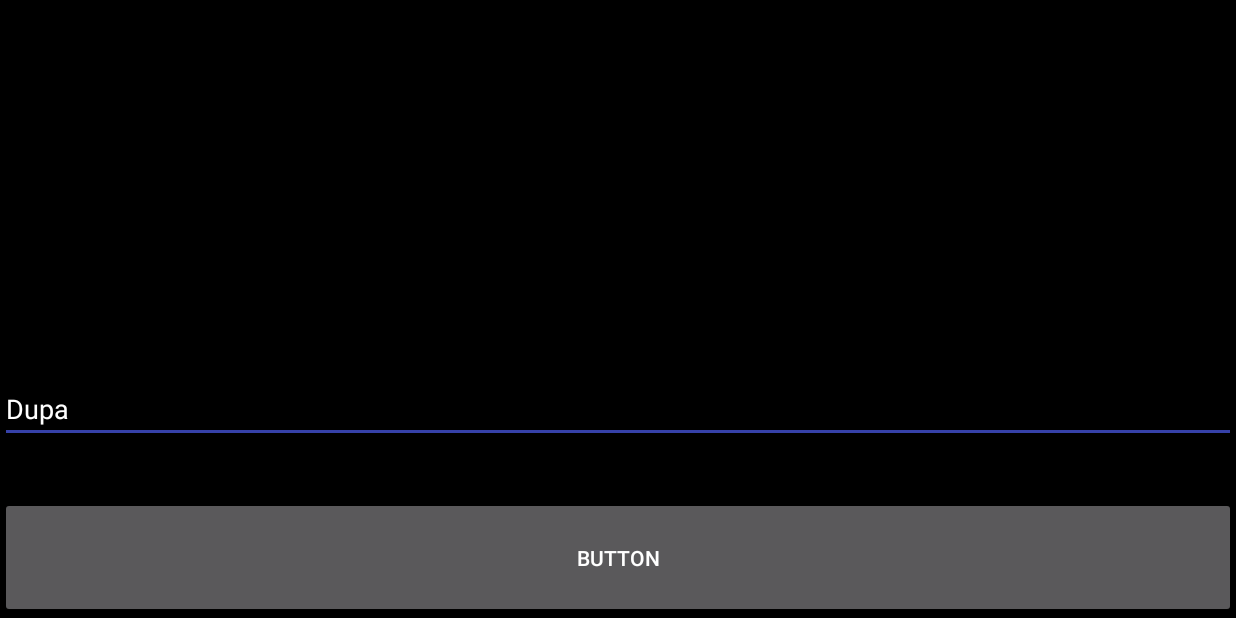
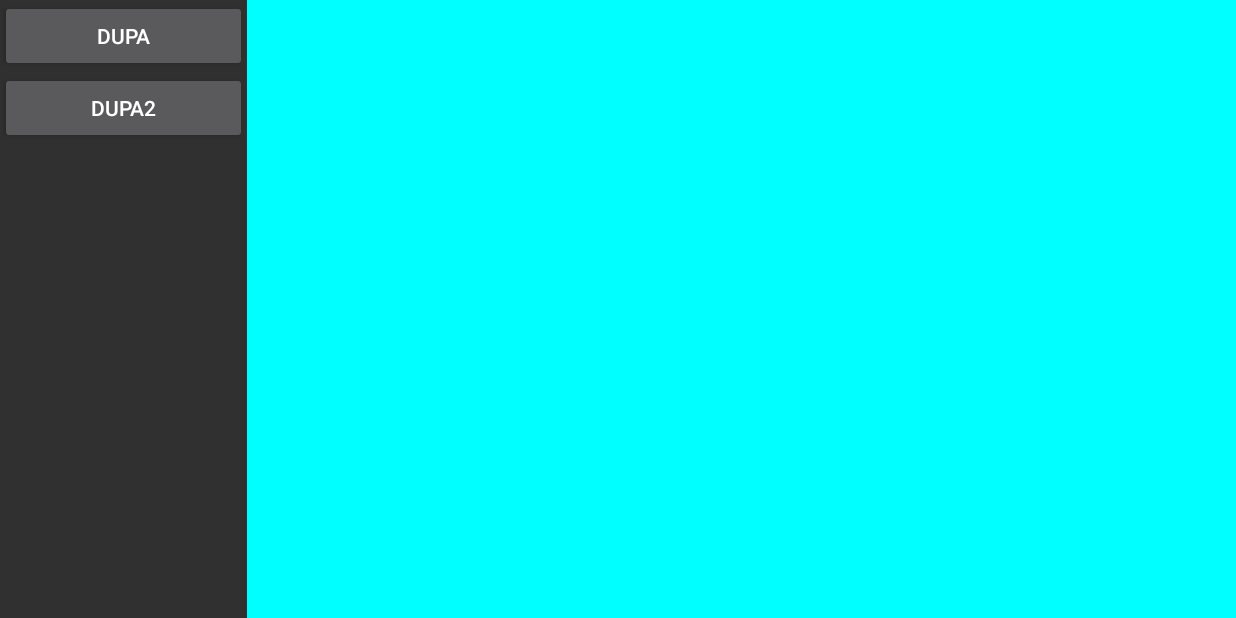
Before and after one commit to igrek51/bluetooth-vehicle-control, an Android app: the screen it shows after launch (MainActivity), on a phone screen of 824 x 412 dp (held sideways). Run offline under Robolectric (Android 15) with nearby library versions, the phone set to English and light mode, and no system bars.

Commit message:
Simplified GUI and application structure

```diff
--- a/app/src/main/AndroidManifest.xml
+++ b/app/src/main/AndroidManifest.xml
@@ -16,7 +16,7 @@
         <activity
             android:name=".MainActivity"
             android:configChanges="orientation|keyboardHidden"
-            android:screenOrientation="landscape">
+            android:screenOrientation="sensorLandscape">
             <intent-filter>
                 <action android:name="android.intent.action.MAIN"/>
                 <category android:name="android.intent.category.LAUNCHER"/>
--- a/app/src/main/java/igrek/projekt4bt/bluetooth/BTAdapter.java
+++ b/app/src/main/java/igrek/projekt4bt/bluetooth/BTAdapter.java
@@ -42,8 +42,8 @@ public class BTAdapter implements IEventObserver {
 		Logs.debug("Bluetooth Adapter init...");
 
 		BluetoothAdapter blueAdapter = BluetoothAdapter.getDefaultAdapter();
-		if (blueAdapter != null) {
-			if (blueAdapter.isEnabled()) {
+		if (blueAdapter != null && blueAdapter.isEnabled()) {
+
 			Set<BluetoothDevice> bondedDevices = blueAdapter.getBondedDevices();
 
 			Logs.info("bonded devices: " + bondedDevices.size());
@@ -68,9 +68,6 @@ public class BTAdapter implements IEventObserver {
 				Logs.error("Failed connecting to device: " + e.getMessage());
 			}
 
-			} else {
-				Logs.error("No appropriate paired devices.");
-			}
 		} else {
 			Logs.error("Bluetooth is disabled.");
 		}
--- a/app/src/main/java/igrek/projekt4bt/graphics/Colors.java
+++ b/app/src/main/java/igrek/projekt4bt/graphics/Colors.java
@@ -2,5 +2,5 @@ package igrek.projekt4bt.graphics;
 
 
 public class Colors {
-	public static final int background = 0x000000;
+	public static final int background = 0x00ffff;
 }
--- a/app/src/main/java/igrek/projekt4bt/graphics/canvas/CanvasGraphics.java
+++ b/app/src/main/java/igrek/projekt4bt/graphics/canvas/CanvasGraphics.java
@@ -3,7 +3,6 @@ package igrek.projekt4bt.graphics.canvas;
 
 import android.content.Context;
 import android.view.MotionEvent;
-import android.view.View;
 
 import igrek.projekt4bt.events.GraphicsInitializedEvent;
 import igrek.projekt4bt.graphics.Colors;
@@ -88,33 +87,6 @@ public class CanvasGraphics extends BaseCanvasGraphics {
 		//		}
 	}
 
-	//	private boolean onScreenClicked(float x, float y) {
-	//
-	//		if (quickMenu.isVisible()) {
-	//
-	//			return quickMenu.onScreenClicked(x, y);
-	//
-	//		} else {
-	//
-	//			Autoscroll autoscroll = AppController.getService(Autoscroll.class);
-	//			if (autoscroll.isRunning()) {
-	//				AppController.sendEvent(new AutoscrollStopUIEvent());
-	//			} else {
-	//
-	//				if (y >= h * GESTURE_AUTOSCROLL_BOTTOM_REGION) {  //kliknięcie na dole ekranu
-	//
-	//					AppController.sendEvent(new AutoscrollStartUIEvent());
-	//
-	//				} else {
-	//
-	//					quickMenu.setVisible(true);
-	//
-	//				}
-	//			}
-	//			return true;
-	//		}
-	//	}
-
 	//	@Override
 	//	protected void onTouchPointerUp(MotionEvent event) {
 	//		AppController.sendEvent(new FontsizeChangedEvent(fontsize));
@@ -141,16 +113,4 @@ public class CanvasGraphics extends BaseCanvasGraphics {
 	//		fontsize0 = fontsize;
 	//	}
 
-	public void setControlMenuView(View menuView) {
-
-		//		tvTransposition = (TextView) quickMenuView.findViewById(R.id.tvTransposition);
-		//
-		//		btnTranspose0 = (Button) quickMenuView.findViewById(R.id.btnTranspose0);
-		//		btnTranspose0.setOnClickListener(new View.OnClickListener() {
-		//			@Override
-		//			public void onClick(View v) {
-		//				Logs.info("click 0");
-		//			}
-		//		});
-	}
 }
--- a/app/src/main/java/igrek/projekt4bt/graphics/gui/GUI.java
+++ /dev/null
@@ -1,43 +0,0 @@
-package igrek.projekt4bt.graphics.gui;
-
-
-import android.support.v7.app.AppCompatActivity;
-import android.view.LayoutInflater;
-import android.view.View;
-import android.view.ViewGroup;
-import android.widget.FrameLayout;
-
-import igrek.projekt4bt.R;
-import igrek.projekt4bt.graphics.canvas.CanvasGraphics;
-
-public class GUI extends GUIBase {
-
-	private CanvasGraphics canvas = null;
-
-	public GUI(AppCompatActivity activity) {
-		super(activity);
-	}
-
-	public void showControlPanel() {
-
-		setFullscreen(true);
-
-		activity.setContentView(R.layout.control_view);
-
-		canvas = new CanvasGraphics(activity);
-
-		FrameLayout mainFrame = (FrameLayout) activity.findViewById(R.id.mainFrame);
-
-		mainFrame.removeAllViews();
-
-		mainFrame.addView(canvas);
-
-		LayoutInflater inflater = activity.getLayoutInflater();
-		View menuView = inflater.inflate(R.layout.control_menu, null);
-		menuView.setLayoutParams(new ViewGroup.LayoutParams(ViewGroup.LayoutParams.MATCH_PARENT, ViewGroup.LayoutParams.MATCH_PARENT));
-		mainFrame.addView(menuView);
-
-		canvas.setControlMenuView(menuView);
-	}
-
-}
--- a/app/src/main/java/igrek/projekt4bt/graphics/gui/GUIBase.java
+++ /dev/null
@@ -1,42 +0,0 @@
-package igrek.projekt4bt.graphics.gui;
-
-
-import android.content.Context;
-import android.support.v7.app.AppCompatActivity;
-import android.view.View;
-import android.view.WindowManager;
-import android.view.inputmethod.InputMethodManager;
-
-public class GUIBase {
-
-	protected AppCompatActivity activity;
-
-	protected InputMethodManager imm;
-
-	public GUIBase(AppCompatActivity activity) {
-		this.activity = activity;
-		imm = (InputMethodManager) activity.getSystemService(Context.INPUT_METHOD_SERVICE);
-	}
-
-
-	public void hideSoftKeyboard(View window) {
-		if (imm != null) {
-			imm.hideSoftInputFromWindow(window.getWindowToken(), 0);
-		}
-	}
-
-	public void showSoftKeyboard(View window) {
-		if (imm != null) {
-			imm.showSoftInput(window, 0);
-		}
-	}
-
-	protected void setFullscreen(boolean full) {
-		int fullscreen_flag = WindowManager.LayoutParams.FLAG_FULLSCREEN | WindowManager.LayoutParams.FLAG_TURN_SCREEN_ON | WindowManager.LayoutParams.FLAG_SHOW_WHEN_LOCKED;
-		if (full) {
-			activity.getWindow().setFlags(fullscreen_flag, fullscreen_flag);
-		} else {
-			activity.getWindow().clearFlags(fullscreen_flag);
-		}
-	}
-}
--- a/app/src/main/java/igrek/projekt4bt/logic/app/App.java
+++ b/app/src/main/java/igrek/projekt4bt/logic/app/App.java
@@ -3,11 +3,13 @@ package igrek.projekt4bt.logic.app;
 
 import android.support.v7.app.AppCompatActivity;
 import android.view.Menu;
+import android.view.WindowManager;
+import android.widget.FrameLayout;
 
 import igrek.projekt4bt.R;
 import igrek.projekt4bt.bluetooth.BTAdapter;
 import igrek.projekt4bt.events.ResizedEvent;
-import igrek.projekt4bt.graphics.gui.GUI;
+import igrek.projekt4bt.graphics.canvas.CanvasGraphics;
 import igrek.projekt4bt.logger.Logs;
 import igrek.projekt4bt.logic.controller.AppController;
 import igrek.projekt4bt.logic.controller.dispatcher.AbstractEvent;
@@ -16,16 +18,24 @@ import igrek.projekt4bt.logic.controller.dispatcher.IEventObserver;
 
 public class App extends BaseApp implements IEventObserver {
 
-	private GUI gui;
 	private BTAdapter bt;
+
+	private CanvasGraphics canvas;
 
 	public App(AppCompatActivity activity) {
 		super(activity);
 
 		registerEvents();
 
-		gui = new GUI(activity);
-		gui.showControlPanel();
+		setFullscreen(true);
+
+		activity.setContentView(R.layout.control_view);
+
+		canvas = new CanvasGraphics(activity);
+
+		FrameLayout mainFrame = (FrameLayout) activity.findViewById(R.id.mainFrame);
+		mainFrame.removeAllViews();
+		mainFrame.addView(canvas);
 
 		keepScreenOn(activity);
 
@@ -72,4 +82,13 @@ public class App extends BaseApp implements IEventObserver {
 		});
 
 	}
+
+	protected void setFullscreen(boolean full) {
+		int fullscreen_flag = WindowManager.LayoutParams.FLAG_FULLSCREEN | WindowManager.LayoutParams.FLAG_TURN_SCREEN_ON | WindowManager.LayoutParams.FLAG_SHOW_WHEN_LOCKED;
+		if (full) {
+			activity.getWindow().setFlags(fullscreen_flag, fullscreen_flag);
+		} else {
+			activity.getWindow().clearFlags(fullscreen_flag);
+		}
+	}
 }
--- a/app/src/main/res/layout/control_menu.xml
+++ /dev/null
@@ -1,52 +0,0 @@
-<?xml version="1.0" encoding="utf-8"?>
-<LinearLayout
-    xmlns:android="http://schemas.android.com/apk/res/android"
-    android:layout_width="match_parent"
-    android:layout_height="match_parent"
-    android:layout_gravity="center_horizontal"
-    android:fitsSystemWindows="true"
-    android:orientation="vertical"
-    android:padding="0dp">
-
-    <Space
-        android:layout_width="match_parent"
-        android:layout_height="wrap_content"
-        android:layout_weight="0.7"/>
-
-    <LinearLayout
-        android:layout_width="match_parent"
-        android:layout_height="wrap_content"
-        android:layout_weight="0.1"
-        android:orientation="horizontal"
-        android:padding="0dp">
-
-        <!--<Button-->
-            <!--android:id="@+id/btnTranspose0"-->
-            <!--android:layout_width="wrap_content"-->
-            <!--android:layout_height="match_parent"-->
-            <!--android:layout_marginBottom="-2dp"-->
-            <!--android:layout_marginLeft="-2dp"-->
-            <!--android:layout_marginRight="-2dp"-->
-            <!--android:layout_marginTop="-2dp"-->
-            <!--android:layout_weight="1"-->
-            <!--android:text="0"-->
-            <!--/>-->
-
-        <EditText
-            android:id="@+id/editText"
-            android:layout_width="wrap_content"
-            android:layout_height="wrap_content"
-            android:layout_weight="1"
-            android:ems="10"
-            android:inputType="textPersonName"
-            android:text="Dupa"/>
-    </LinearLayout>
-
-    <Button
-        android:id="@+id/button"
-        android:layout_width="match_parent"
-        android:layout_height="wrap_content"
-        android:layout_weight="0.09"
-        android:text="Button"/>
-
-</LinearLayout>
--- a/app/src/main/res/layout/control_view.xml
+++ b/app/src/main/res/layout/control_view.xml
@@ -9,16 +9,43 @@
     android:orientation="vertical"
     android:weightSum="1">
 
-    <FrameLayout android:id="@+id/mainFrame"
-                 xmlns:android="http://schemas.android.com/apk/res/android"
-                 android:layout_width="match_parent"
-                 android:layout_height="match_parent"
-                 android:layout_alignParentLeft="true"
-                 android:layout_alignParentStart="true"
-                 android:padding="0dp">
+    <LinearLayout
+        android:layout_width="match_parent"
+        android:layout_height="match_parent"
+        android:orientation="horizontal">
 
-        <!-- Canvas Graphics -->
+        <LinearLayout
+            android:layout_width="0dp"
+            android:layout_height="match_parent"
+            android:layout_weight="0.2"
+            android:orientation="vertical">
 
-    </FrameLayout>
+            <Button
+                android:id="@+id/button1"
+                android:layout_width="match_parent"
+                android:layout_height="wrap_content"
+                android:text="DUPA"/>
+
+            <Button
+                android:id="@+id/button2"
+                android:layout_width="match_parent"
+                android:layout_height="wrap_content"
+                android:text="DUPA2"/>
+
+        </LinearLayout>
+
+        <FrameLayout android:id="@+id/mainFrame"
+                     xmlns:android="http://schemas.android.com/apk/res/android"
+                     android:layout_width="0dp"
+                     android:layout_height="match_parent"
+                     android:layout_alignParentLeft="true"
+                     android:layout_alignParentStart="true"
+                     android:layout_weight="0.8"
+                     android:padding="0dp"
+            >
+            <!-- Canvas Graphics -->
+        </FrameLayout>
+
+    </LinearLayout>
 
 </RelativeLayout>
```
Lines whose indentation alone changed are shown as unchanged.
